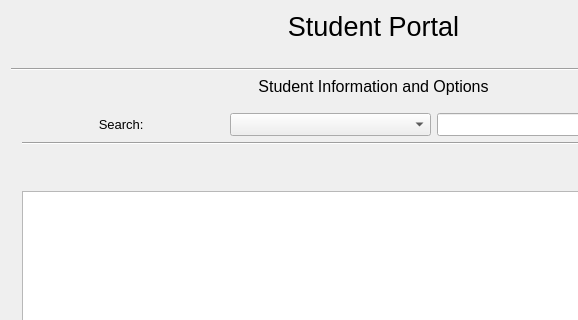
The window that Form Files/studentView.ui (alixabahena/SIMS) describes before a commit, drawn with Qt 5; both pictures show x 0 to 578 and y 0 to 320 of the 747 by 614 pixel window.
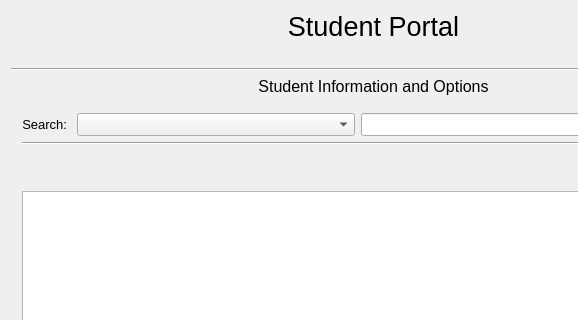
The same window after the commit. The open tabs and pages were chosen to show the change.

Patch:
```diff
--- a/Form Files/studentView.ui
+++ b/Form Files/studentView.ui
@@ -451,7 +451,7 @@
            <item row="0" column="0">
             <widget class="QLabel" name="searchLabel">
              <property name="sizePolicy">
-              <sizepolicy hsizetype="Expanding" vsizetype="Minimum">
+              <sizepolicy hsizetype="Maximum" vsizetype="Minimum">
                <horstretch>0</horstretch>
                <verstretch>0</verstretch>
               </sizepolicy>
```
Left out of the diff: 2 changed lines with no effect on the pictures.
